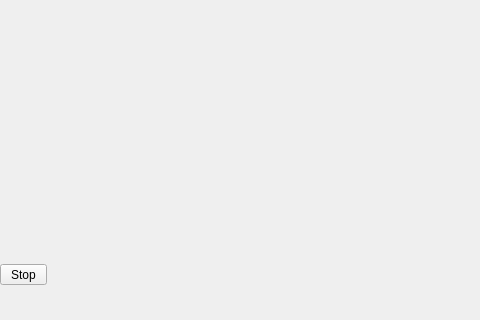
Old version of the form mainwindow.ui in the repository Yong-Sun-2001/Painter; both pictures show x 0 to 480 and y 289 to 609 of the 898 by 609 pixel window.
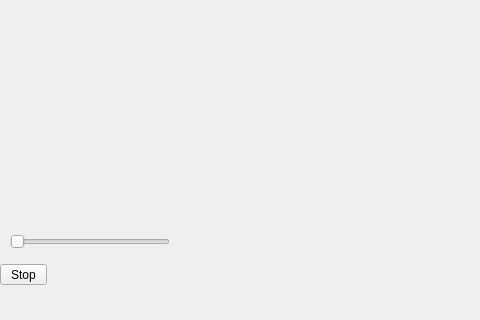
New version of the form.

```diff
--- a/mainwindow.ui
+++ b/mainwindow.ui
@@ -143,6 +143,25 @@
      <string>Triangel</string>
     </property>
    </widget>
+   <widget class="QSlider" name="setPenWidth">
+    <property name="geometry">
+     <rect>
+      <x>10</x>
+      <y>500</y>
+      <width>160</width>
+      <height>16</height>
+     </rect>
+    </property>
+    <property name="minimum">
+     <number>1</number>
+    </property>
+    <property name="maximum">
+     <number>20</number>
+    </property>
+    <property name="orientation">
+     <enum>Qt::Horizontal</enum>
+    </property>
+   </widget>
   </widget>
   <widget class="QMenuBar" name="menubar">
    <property name="geometry">
```
